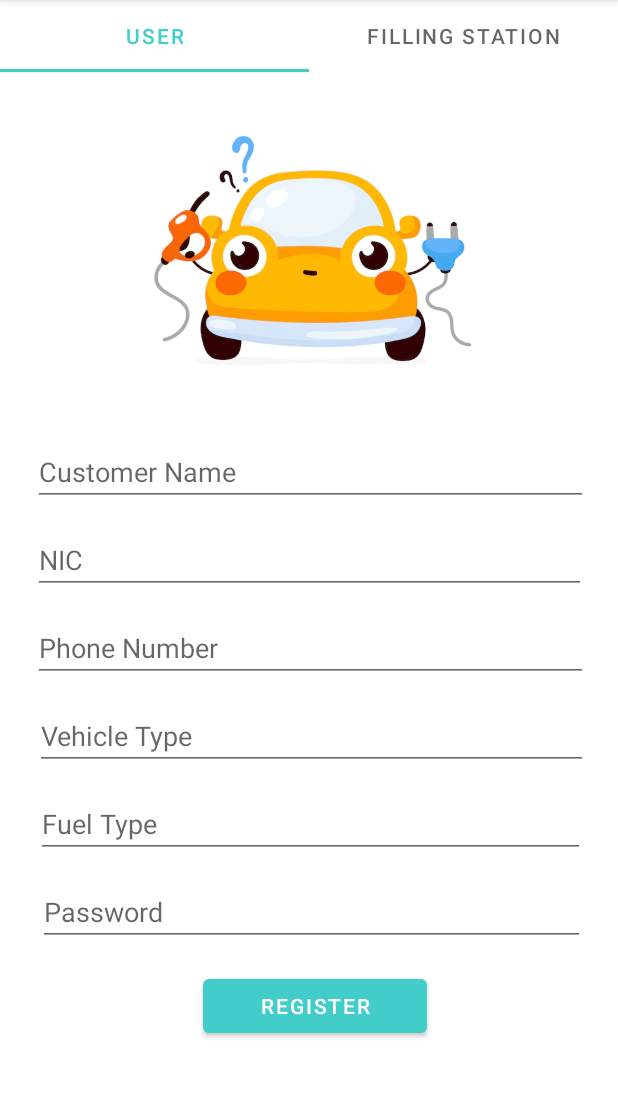
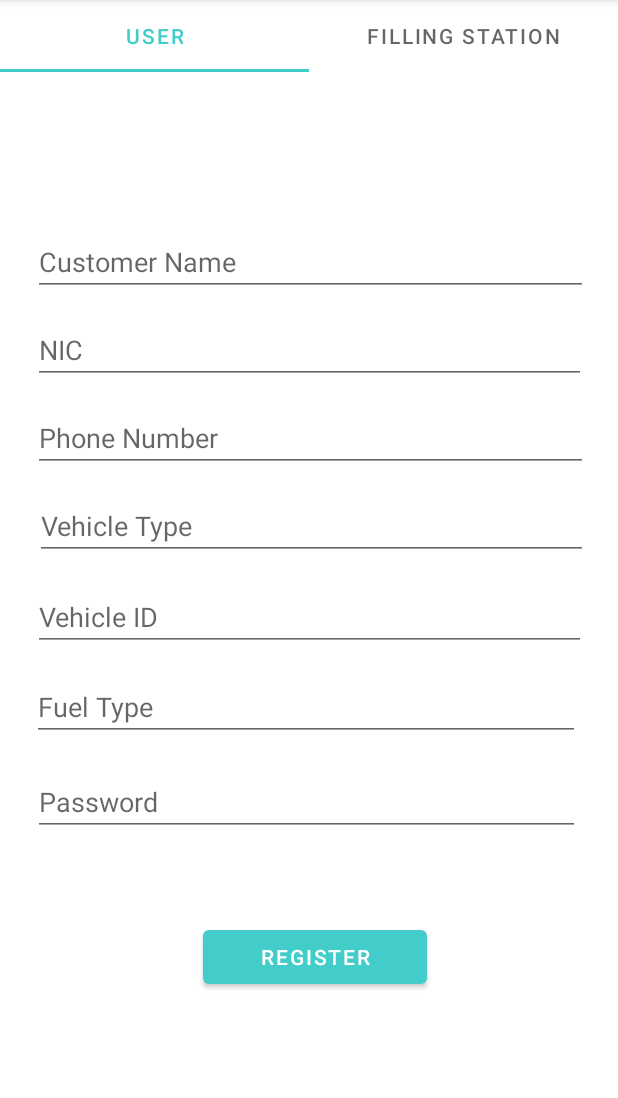
Before and after one commit to KaveenLaksitha/FindTheQ, an Android app: the UserFragment screen opened directly, with no data from a screen before it, on a phone screen of 412 x 824 dp, the part 84-1182 px from its top. Run offline under Robolectric (Android 15) with nearby library versions, the phone set to English and light mode, and no system bars.

Commit message:
change register file

```diff
--- a/app/src/main/res/layout/activity_main.xml
+++ b/app/src/main/res/layout/activity_main.xml
@@ -5,4 +5,5 @@
     android:layout_width="match_parent"
     android:layout_height="match_parent"
     android:layout_margin="15dp"
+    android:background="#00BCD4"
     tools:context=".MainActivity" />
--- a/app/src/main/res/layout/fragment_user.xml
+++ b/app/src/main/res/layout/fragment_user.xml
@@ -15,7 +15,7 @@
         android:layout_alignParentEnd="true"
         android:layout_centerHorizontal="true"
         android:layout_marginStart="22dp"
-        android:layout_marginTop="244dp"
+        android:layout_marginTop="104dp"
         android:layout_marginEnd="20dp"
         android:ems="10"
         android:hint="Customer Name" />
@@ -63,6 +63,20 @@
         android:hint="Vehicle Type" />
 
     <EditText
+        android:id="@+id/cusvehicleid"
+        android:layout_width="333dp"
+        android:layout_height="wrap_content"
+        android:layout_below="@+id/cuspno"
+        android:layout_alignParentStart="true"
+        android:layout_alignParentEnd="true"
+        android:layout_centerInParent="true"
+        android:layout_marginStart="22dp"
+        android:layout_marginTop="74dp"
+        android:layout_marginEnd="21dp"
+        android:ems="10"
+        android:hint="Vehicle ID" />
+
+    <EditText
         android:id="@+id/cusfueltype"
         android:layout_width="333dp"
         android:layout_height="wrap_content"
@@ -70,10 +84,10 @@
         android:layout_alignParentStart="true"
         android:layout_alignParentEnd="true"
         android:layout_centerHorizontal="true"
-        android:layout_marginStart="24dp"
+        android:layout_marginStart="21dp"
         android:layout_marginLeft="20dp"
-        android:layout_marginTop="13dp"
-        android:layout_marginEnd="22dp"
+        android:layout_marginTop="75dp"
+        android:layout_marginEnd="25dp"
         android:ems="10"
         android:hint="Fuel Type"
         android:inputType="textPersonName" />
@@ -86,9 +100,9 @@
         android:layout_alignParentStart="true"
         android:layout_alignParentEnd="true"
         android:layout_centerHorizontal="true"
-        android:layout_marginStart="25dp"
-        android:layout_marginTop="13dp"
-        android:layout_marginEnd="22dp"
+        android:layout_marginStart="22dp"
+        android:layout_marginTop="18dp"
+        android:layout_marginEnd="25dp"
         android:layout_marginBottom="281dp"
         android:ems="10"
         android:hint="Password"
@@ -102,21 +116,9 @@
         android:layout_alignEnd="@+id/cuspassword"
         android:layout_alignParentBottom="true"
         android:layout_centerHorizontal="true"
-        android:layout_marginStart="110dp"
-        android:layout_marginEnd="105dp"
-        android:layout_marginBottom="73dp"
+        android:layout_marginStart="113dp"
+        android:layout_marginEnd="102dp"
+        android:layout_marginBottom="106dp"
         android:text="Register" />
 
-    <ImageView
-        android:id="@+id/imageView2"
-        android:layout_width="match_parent"
-        android:layout_height="253dp"
-        android:layout_alignParentStart="true"
-        android:layout_alignParentTop="true"
-        android:layout_alignParentEnd="true"
-        android:layout_marginStart="5dp"
-        android:layout_marginTop="-8dp"
-        android:layout_marginEnd="1dp"
-        android:src="@drawable/cute_happy_yellow_automobile_car_choosing_gas_electric_flat_cartoon_character_illustration_icon_isolated_white_automobile_car_character_92289_539" />
-
 </RelativeLayout>
```
Also changed, not shown: app/src/main/res/layout/fragment_filling_station.xml (+17 -29 lines).
